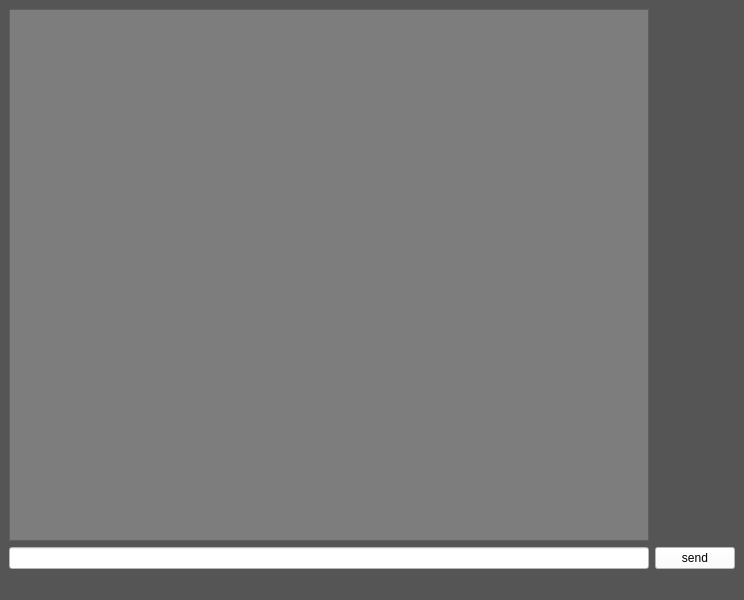
Before: the Qt Designer form ui/chatBot.ui in ncirello16/HackBU2023, drawn with Qt 5.
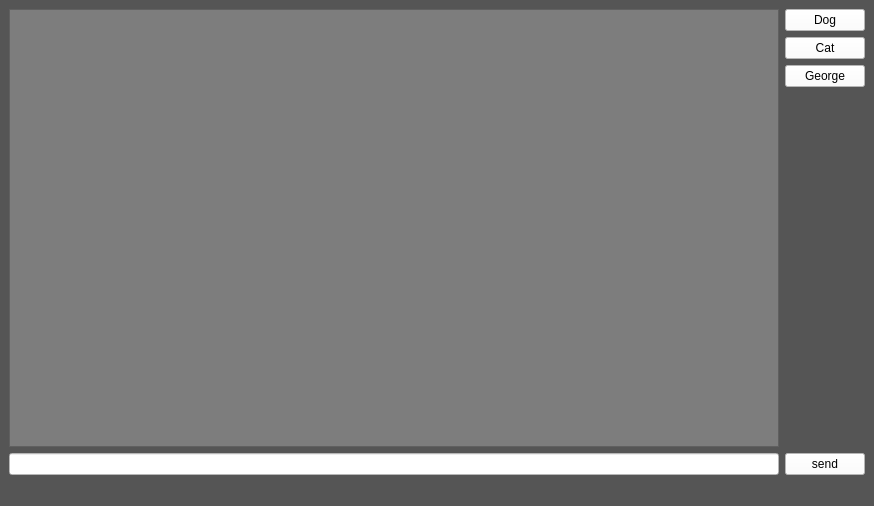
After: the same form once the commit is applied.

Commit message: George, Dog, Cat added

The edit to the form file:
```diff
--- a/ui/chatBot.ui
+++ b/ui/chatBot.ui
@@ -6,8 +6,8 @@
    <rect>
     <x>0</x>
     <y>0</y>
-    <width>744</width>
-    <height>600</height>
+    <width>874</width>
+    <height>506</height>
    </rect>
   </property>
   <property name="windowTitle">
@@ -19,6 +19,8 @@
   <widget class="QWidget" name="centralwidget">
    <layout class="QHBoxLayout" name="horizontalLayout">
     <item>
+     <layout class="QGridLayout" name="gridLayout">
+      <item row="0" column="0">
      <layout class="QVBoxLayout" name="verticalLayout">
       <item>
        <widget class="QTextEdit" name="output_lineEdit">
@@ -26,7 +28,8 @@
          <bool>true</bool>
         </property>
         <property name="styleSheet">
-         <string notr="true">background-color: rgb(125, 125, 125);</string>
+           <string notr="true">background-color: rgb(125, 125, 125);
+color: rgb(255, 255, 255);</string>
         </property>
         <property name="readOnly">
          <bool>true</bool>
@@ -45,9 +48,43 @@
       </item>
      </layout>
     </item>
+      <item row="0" column="1">
+       <layout class="QVBoxLayout" name="verticalLayout_4">
     <item>
      <layout class="QVBoxLayout" name="verticalLayout_2">
       <item>
+           <widget class="QPushButton" name="dog_switch">
+            <property name="styleSheet">
+             <string notr="true">background-color: rgb(255, 255, 255);</string>
+            </property>
+            <property name="text">
+             <string>Dog</string>
+            </property>
+           </widget>
+          </item>
+          <item>
+           <widget class="QPushButton" name="cat_swItch">
+            <property name="styleSheet">
+             <string notr="true">background-color: rgb(255, 255, 255);</string>
+            </property>
+            <property name="text">
+             <string>Cat</string>
+            </property>
+           </widget>
+          </item>
+          <item>
+           <widget class="QPushButton" name="human_switch">
+            <property name="styleSheet">
+             <string notr="true">background-color: rgb(255, 255, 255);</string>
+            </property>
+            <property name="text">
+             <string>George</string>
+            </property>
+           </widget>
+          </item>
+         </layout>
+        </item>
+        <item>
        <spacer name="verticalSpacer">
         <property name="orientation">
          <enum>Qt::Vertical</enum>
@@ -73,6 +110,8 @@
      </layout>
     </item>
    </layout>
+    </item>
+   </layout>
   </widget>
   <widget class="QMenuBar" name="menubar">
    <property name="geometry">
```
Left out of the diff: 2 changed lines with no effect on the pictures. Lines whose indentation alone changed are shown as unchanged. The commit also changes 2 other files.
